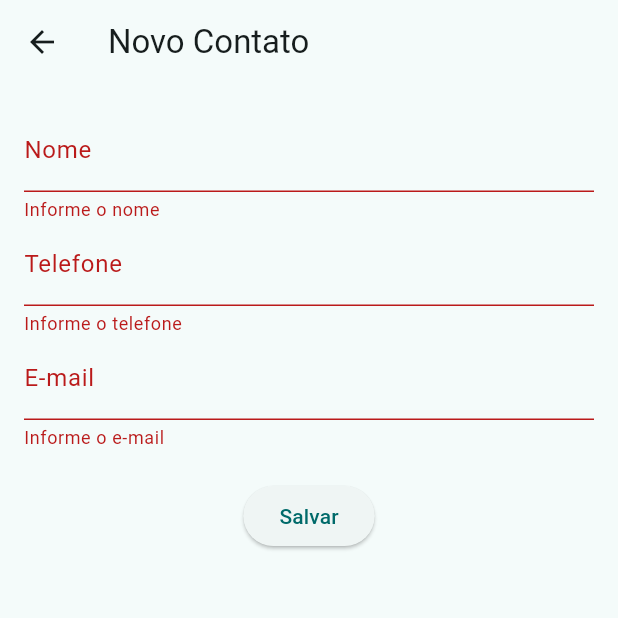
After one commit to DevGabrielVictorCA/AppADS, a Flutter app: the ContactFormPage screen opened directly, after a tap on "Salvar", on a phone screen of 412 x 824 dp, the top half of it. The commit adds this screen. Run offline on Flutter 3.47's test engine with Material 3 defaults, Android fonts, the phone set to English and light mode, and no system bars; our stand-ins replace sqflite, sqflite_common_ffi; accounts and stored records are empty.

Commit message:
pagina de contatos

```diff
--- /dev/null
+++ b/lib/contact.dart
@@ -0,0 +1,36 @@
+class Contact {
+  int? id;
+  String name;
+  String phone;
+  String email;
+
+  Contact({
+    this.id,
+    required this.name,
+    required this.phone,
+    required this.email,
+  });
+
+  // Converter para Map (SQLite usa isso)
+  Map<String, dynamic> toMap() {
+    final map = <String, dynamic>{
+      'name': name,
+      'phone': phone,
+      'email': email,
+    };
+    if (id != null) {
+      map['id'] = id;
+    }
+    return map;
+  }
+
+  // Criar a partir de Map (quando busca do banco)
+  factory Contact.fromMap(Map<String, dynamic> map) {
+    return Contact(
+      id: map['id'],
+      name: map['name'],
+      phone: map['phone'],
+      email: map['email'],
+    );
+  }
+}
--- /dev/null
+++ b/lib/contact_form.dart
@@ -0,0 +1,92 @@
+import 'package:flutter/material.dart';
+import 'db_helper.dart';
+import 'contact.dart';
+
+class ContactFormPage extends StatefulWidget {
+  final Contact? contact;
+  const ContactFormPage({super.key, this.contact});
+
+  @override
+  State<ContactFormPage> createState() => _ContactFormPageState();
+}
+
+class _ContactFormPageState extends State<ContactFormPage> {
+  final _formKey = GlobalKey<FormState>();
+  final nameController = TextEditingController();
+  final phoneController = TextEditingController();
+  final emailController = TextEditingController();
+  late DBHelper dbHelper;
+
+  @override
+  void initState() {
+    super.initState();
+    dbHelper = DBHelper();
+    if (widget.contact != null) {
+      nameController.text = widget.contact!.name;
+      phoneController.text = widget.contact!.phone;
+      emailController.text = widget.contact!.email;
+    }
+  }
+
+  void _saveContact() async {
+    if (_formKey.currentState!.validate()) {
+      final contact = Contact(
+        id: widget.contact?.id,
+        name: nameController.text,
+        phone: phoneController.text,
+        email: emailController.text,
+      );
+
+      if (widget.contact == null) {
+        await dbHelper.insertContact(contact);
+      } else {
+        await dbHelper.updateContact(contact);
+      }
+
+      Navigator.pop(context, true); // retorna true p/ recarregar lista
+    }
+  }
+
+  @override
+  Widget build(BuildContext context) {
+    return Scaffold(
+      appBar: AppBar(
+        title: Text(widget.contact == null ? "Novo Contato" : "Editar Contato"),
+      ),
+      body: Padding(
+        padding: const EdgeInsets.all(16),
+        child: Form(
+          key: _formKey,
+          child: Column(
+            children: [
+              TextFormField(
+                controller: nameController,
+                decoration: const InputDecoration(labelText: "Nome"),
+                validator: (value) => value!.isEmpty ? "Informe o nome" : null,
+              ),
+              TextFormField(
+                controller: phoneController,
+                decoration: const InputDecoration(labelText: "Telefone"),
+                keyboardType: TextInputType.phone,
+                validator: (value) =>
+                value!.isEmpty ? "Informe o telefone" : null,
+              ),
+              TextFormField(
+                controller: emailController,
+                decoration: const InputDecoration(labelText: "E-mail"),
+                keyboardType: TextInputType.emailAddress,
+                validator: (value) =>
+                value!.isEmpty ? "Informe o e-mail" : null,
+              ),
+              const SizedBox(height: 20),
+              ElevatedButton(
+                onPressed: _saveContact,
+                child: const Text("Salvar"),
+              ),
+            ],
+          ),
+        ),
+      ),
+    );
+  }
+}
--- /dev/null
+++ b/lib/contatos.dart
@@ -0,0 +1,120 @@
+import 'package:flutter/material.dart';
+import 'db_helper.dart';
+import 'contact.dart';
+
+class ContactFormPage extends StatefulWidget {
+  final Contact? contact;
+  const ContactFormPage({super.key, this.contact});
+
+  @override
+  State<ContactFormPage> createState() => _ContactFormPageState();
+}
+
+class _ContactFormPageState extends State<ContactFormPage> {
+  final _formKey = GlobalKey<FormState>();
+  final nameController = TextEditingController();
+  final phoneController = TextEditingController();
+  final emailController = TextEditingController();
+  late DBHelper dbHelper;
+  bool _isSaving = false; // para evitar cliques múltiplos
+
+  @override
+  void initState() {
+    super.initState();
+    dbHelper = DBHelper();
+    if (widget.contact != null) {
+      nameController.text = widget.contact!.name;
+      phoneController.text = widget.contact!.phone;
+      emailController.text = widget.contact!.email;
+    }
+  }
+
+  Future<void> _saveContact() async {
+    if (_formKey.currentState!.validate() && !_isSaving) {
+      setState(() {
+        _isSaving = true;
+      });
+
+      final contact = Contact(
+        id: widget.contact?.id,
+        name: nameController.text,
+        phone: phoneController.text,
+        email: emailController.text,
+      );
+
+      try {
+        if (widget.contact == null) {
+          await dbHelper.insertContact(contact);
+          ScaffoldMessenger.of(context)
+              .showSnackBar(const SnackBar(content: Text("Contato adicionado!")));
+        } else {
+          await dbHelper.updateContact(contact);
+          ScaffoldMessenger.of(context)
+              .showSnackBar(const SnackBar(content: Text("Contato atualizado!")));
+        }
+
+        Navigator.pop(context, true); // retorna true para recarregar a lista
+      } catch (e) {
+        ScaffoldMessenger.of(context)
+            .showSnackBar(SnackBar(content: Text("Erro ao salvar contato: $e")));
+      } finally {
+        setState(() {
+          _isSaving = false;
+        });
+      }
+    }
+  }
+
+  @override
+  void dispose() {
+    nameController.dispose();
+    phoneController.dispose();
+    emailController.dispose();
+    super.dispose();
+  }
+
+  @override
+  Widget build(BuildContext context) {
+    return Scaffold(
+      appBar: AppBar(
+        title: Text(widget.contact == null ? "Novo Contato" : "Editar Contato"),
+      ),
+      body: Padding(
+        padding: const EdgeInsets.all(16),
+        child: Form(
+          key: _formKey,
+          child: Column(
+            children: [
+              TextFormField(
+                controller: nameController,
+                decoration: const InputDecoration(labelText: "Nome"),
+                validator: (value) => value == null || value.isEmpty ? "Informe o nome" : null,
+              ),
+              TextFormField(
+                controller: phoneController,
+                decoration: const InputDecoration(labelText: "Telefone"),
+                keyboardType: TextInputType.phone,
+                validator: (value) => value == null || value.isEmpty ? "Informe o telefone" : null,
+              ),
+              TextFormField(
+                controller: emailController,
+                decoration: const InputDecoration(labelText: "E-mail"),
+                keyboardType: TextInputType.emailAddress,
+                validator: (value) => value == null || value.isEmpty ? "Informe o e-mail" : null,
+              ),
+              const SizedBox(height: 20),
+              ElevatedButton(
+                onPressed: _saveContact,
+                child: _isSaving
+                    ? const CircularProgressIndicator(
+                  color: Colors.white,
+                )
+                    : const Text("Salvar"),
+              ),
+            ],
+          ),
+        ),
+      ),
+    );
+  }
+}
--- a/lib/gestor_entregas.dart
+++ b/lib/gestor_entregas.dart
@@ -1,7 +1,7 @@
 import 'package:flutter/material.dart';
 import 'package:provider/provider.dart';
 import 'entregas_provider.dart';
-import 'criar_entrega.dart';
+import 'add_entrega.dart';
 
 class GestorEntregasPage extends StatelessWidget {
   const GestorEntregasPage({super.key});
```
Also changed, not shown: lib/db_helper.dart (added, +65 -0 lines), lib/main.dart (+12 -0 lines), lib/welcome_page.dart (+14 -0 lines), pubspec.yaml (+4 -4 lines), pubspec.lock, 1 other file.
